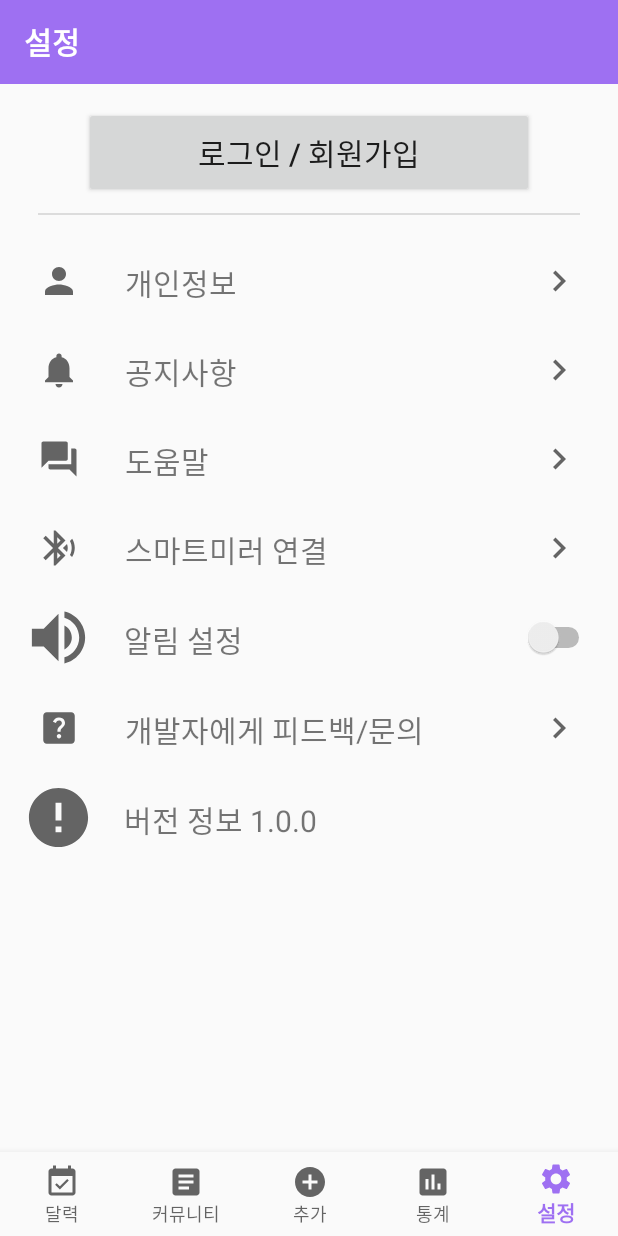
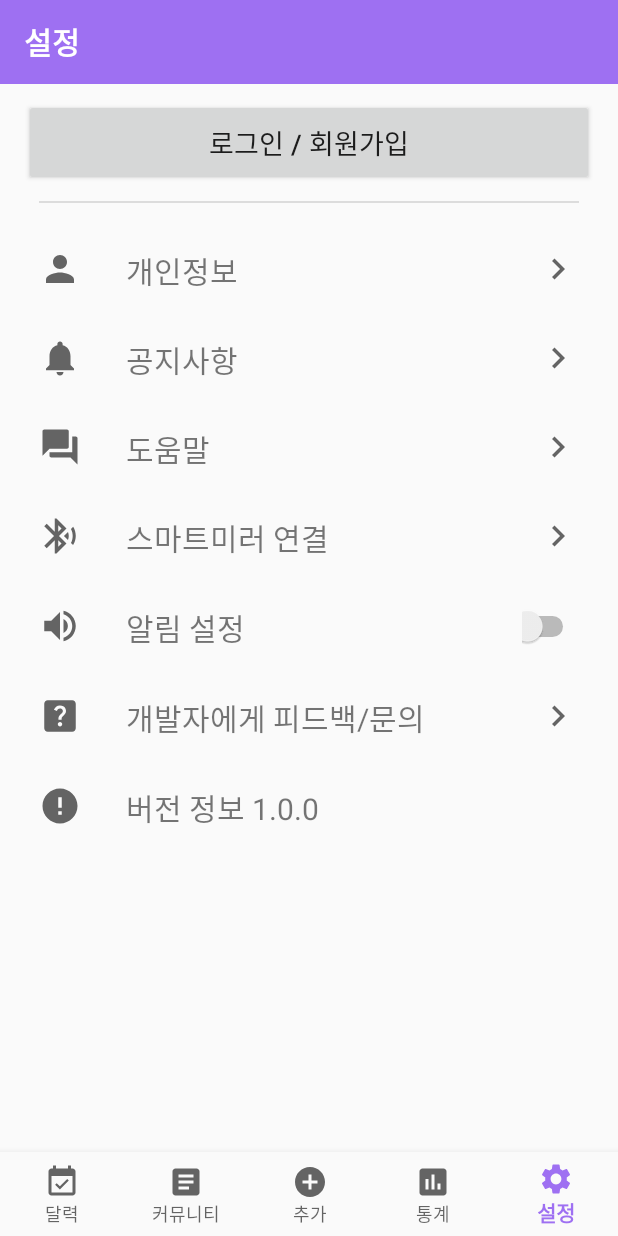
Before and after one commit to 971021hr/dandan_app_final, an Android app: the screen it shows after launch (MainActivity), item 5 of the bottom bar chosen, on a phone screen of 412 x 824 dp. Run offline under Robolectric (Android 15) with nearby library versions, the phone set to English and light mode, and no system bars; our stand-ins replace EventBus, navigation-ui; libraries missing offline, so code that uses them is left out: com.github.mikephil.charting, com.prolificinteractive.materialcalendarview; 2 statements that could not run were skipped.

Commit message:
21.03.03 디자인 약간 수정4

```diff
--- a/app/src/main/res/layout/fragment_menu5.xml
+++ b/app/src/main/res/layout/fragment_menu5.xml
@@ -28,17 +28,19 @@
     <LinearLayout
         android:layout_width="match_parent"
         android:layout_height="match_parent"
-        android:layout_margin="15dp"
+        android:paddingLeft="16dp"
+        android:paddingRight="16dp"
+        android:paddingTop="10dp"
         android:orientation="vertical">
 
         <Button
             android:id="@+id/sign_btn"
-            android:layout_width="300dp"
+            android:layout_width="match_parent"
             android:layout_height="wrap_content"
             android:layout_gravity="center"
             android:padding="15dp"
             android:text="로그인 / 회원가입"
-            android:textSize="20sp" />
+            android:textSize="18sp" />
 
         <View
             android:id="@+id/divider"
@@ -64,8 +66,9 @@
 
             <ImageView
                 android:id="@+id/imageView2"
-                android:layout_width="47dp"
-                android:layout_height="47dp"
+                android:layout_width="48dp"
+                android:layout_height="48dp"
+                android:padding="10dp"
                 app:srcCompat="@drawable/ic_baseline_volume_up_24" />
 
             <TextView
@@ -85,8 +88,9 @@
 
             <Switch
                 android:id="@+id/switch1"
-                android:layout_width="47dp"
-                android:layout_height="47dp"
+                android:layout_width="48dp"
+                android:layout_height="48dp"
+                android:padding="10dp"
                 android:layout_gravity="right" />
         </LinearLayout>
 
@@ -103,8 +107,9 @@
 
             <ImageView
                 android:id="@+id/imageView3"
-                android:layout_width="47dp"
-                android:layout_height="47dp"
+                android:layout_width="48dp"
+                android:layout_height="48dp"
+                android:padding="10dp"
                 android:layout_weight="1"
                 app:srcCompat="@drawable/ic_baseline_error_24" />
 
```
